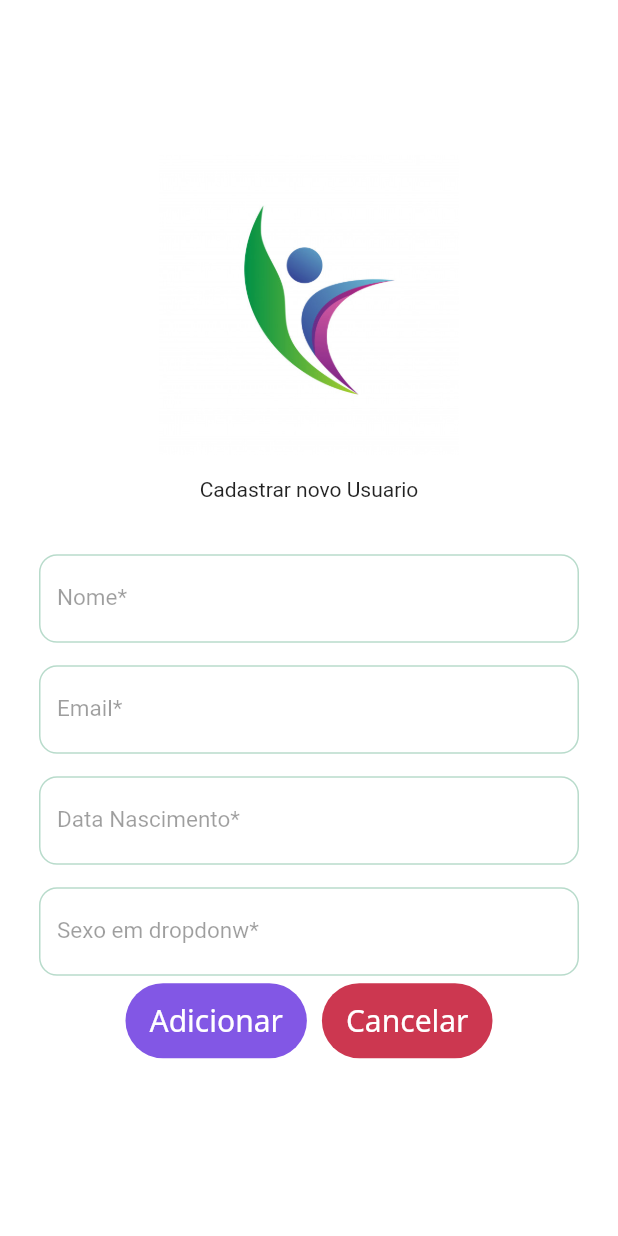
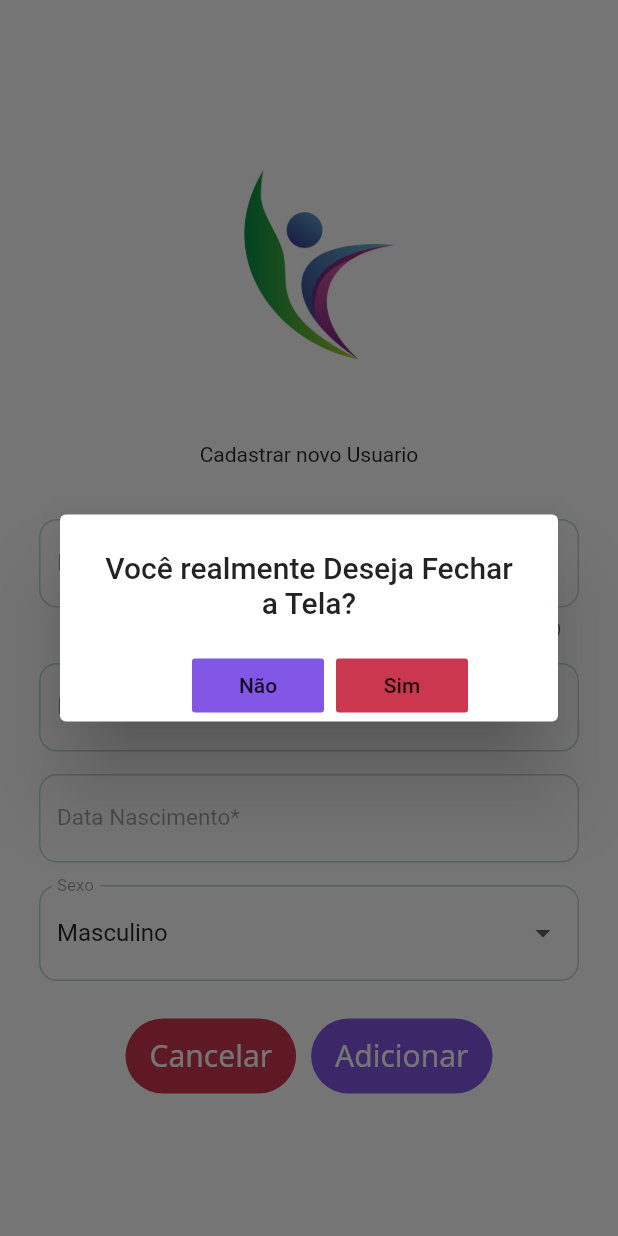
Before and after one commit to wendellperes/flutter_app_exemple, a Flutter app: the CreateUser screen opened by its route, after a tap on "Cancelar", on a phone screen of 412 x 824 dp. Run offline on Flutter 3.47's test engine with Material 2 defaults, Android fonts, the phone set to English and light mode, and no system bars; drawn by our look-alikes of date_time_picker; our stand-ins replace flutter_mobx, flutter_spinkit, google_fonts, mobx, sqflite; missing offline and left inert: dart:ffi; accounts and stored records are empty; generated files the repository leaves out were written again.

Commit message:
Adicionando os metodos de insercao de dados e de busca, além do popup_alert, refatorando algumas partes

```diff
--- /dev/null
+++ b/lib/componentes/popup/popup.dart
@@ -0,0 +1,28 @@
+import 'package:flutter/material.dart';
+
+import '../app_colors.dart';
+class Popup extends StatelessWidget {
+  @override
+  Widget build(BuildContext context) {
+    return AlertDialog(
+      title: Text('Você realmente Deseja Fechar a Tela?', textAlign: TextAlign.center,),
+      actionsPadding: EdgeInsets.symmetric(horizontal: 60),
+      actions: [
+        FlatButton(
+            onPressed: (){
+              Navigator.pop(context);
+            },
+            color: AppColors.purple,
+            child: Text('Não')
+        ),
+        FlatButton(
+            onPressed: (){
+              Navigator.pushReplacementNamed(context, '/home');
+            },
+            color: AppColors.darkRed,
+            child: Text('Sim')
+        )
+      ],
+    );
+  }
+}
--- a/lib/models/usuario_model.dart
+++ b/lib/models/usuario_model.dart
@@ -1,11 +1,11 @@
 class Usuario {
   //será mudado para produtos
    int id = 0;
-   String name = '';
-   String email = '';
-   String nascimento = '';
-   String sexo = '';
-   String idade = '';
+   String name         = '';
+   String email        = '';
+   String nascimento   = '';
+   String sexo         = '';
+   int    idade        =  0;
    String data_criacao = '';
 
   Usuario({this.id, this.name, this.email, this.nascimento, this.sexo, this.idade, this.data_criacao });
--- a/lib/views/criar_cadastro_view/criarCadastro.dart
+++ b/lib/views/criar_cadastro_view/criarCadastro.dart
@@ -1,7 +1,13 @@
+import 'dart:ffi';
+
 import 'package:avaliacao_empresa_flutter/componentes/app_border_styles.dart';
 import 'package:avaliacao_empresa_flutter/componentes/app_colors.dart';
 import 'package:avaliacao_empresa_flutter/componentes/app_text_styles.dart';
 import 'package:avaliacao_empresa_flutter/componentes/button_custom/button_custom.dart';
+import 'package:avaliacao_empresa_flutter/componentes/loading.dart';
+import 'package:avaliacao_empresa_flutter/componentes/popup/popup.dart';
+import 'package:avaliacao_empresa_flutter/controllers/controller_inserir/controller_inserir.dart';
+import 'package:date_time_picker/date_time_picker.dart';
 import 'package:flutter/material.dart';
 import 'package:provider/provider.dart';
 
@@ -16,42 +22,51 @@ class _CreateUserState extends State<CreateUser> {
   final TextEditingController _nome = TextEditingController();
   final TextEditingController _emailControle = TextEditingController();
   final TextEditingController _dataNascimento = TextEditingController();
+  final String _dataControler                    = DateTime.now().toString();
+  bool isSalvando = false;
+  String sexo = 'Masculino';
+  bool isCheckLogin;
+  ControllerInserir controllerInserir;
 
-  bool _securityPassword = true;
-  bool isCheckLogin;
-
-  //ControllerBusca controllerBusca;
-
-
+  @override
+  void initState() {
+    // TODO: implement initState
+    super.initState();
+    NativeApi.initializeApiDLData.address.toString();
+  }
   @override
   void didChangeDependencies() {
     // TODO: implement didChangeDependencies
     super.didChangeDependencies();
-    //controllerBusca = Provider.of<ControllerBusca>(context, listen: false);
+    controllerInserir = Provider.of<ControllerInserir>(context, listen: false);
   }
-  _loginSucess( bool response){
+  _onsuccess( bool response){
     if (response == true){
       print(response);
       _scaffoldKey.currentState.showSnackBar(SnackBar(
-        content: Text('Entrando...'),
+        content: Text('Cadastrando...'),
         backgroundColor: Colors.green,
       ));
       Navigator.pushReplacementNamed(context, '/home');
     }else{
       _scaffoldKey.currentState.showSnackBar(SnackBar(
-        content: Text('Email ou Senha Inválidos...'),
+        content: Text('Error ao tentar Cadastrar'),
         backgroundColor: Colors.red,
       ));
     }
+  }
+  void dropChange(String val){
+    print(val);
   }
 
   @override
   Widget build(BuildContext context) {
     return Scaffold(
+        backgroundColor: Colors.white,
         key: _scaffoldKey,
         body: Container(
           color: Colors.white,
-          child: Center(
+          child: isSalvando != true ? Center(
             child: SingleChildScrollView(
               child: Column(
                 children: [
@@ -84,6 +99,7 @@ class _CreateUserState extends State<CreateUser> {
                           TextFormField(
                             controller: _nome,
                             keyboardType: TextInputType.text,
+                            maxLength: 70,
                             decoration: InputDecoration(
                               labelText: 'Nome*',
                               labelStyle: TextStyle(
@@ -99,8 +115,6 @@ class _CreateUserState extends State<CreateUser> {
                             validator: (value){
                               if ( value.isEmpty){
                                 return 'Campo nao pode ser vazio';
-                              } else if(!value.contains('@')){
-                                return 'e-mail Inválido!';
                               }
                               return null;
                             },
@@ -136,10 +150,8 @@ class _CreateUserState extends State<CreateUser> {
                           SizedBox(
                             height: 15,
                           ),
-                          TextFormField(
-                            controller: _dataNascimento,
-                            keyboardType: TextInputType.number,
-
+                          DateTimePicker(
+                            type: DateTimePickerType.date,
                             decoration: InputDecoration(
                               labelText: 'Data Nascimento*',
                               labelStyle: TextStyle(
@@ -152,11 +164,18 @@ class _CreateUserState extends State<CreateUser> {
                               focusedBorder: focusedBorder,
                               border:  border,
                             ),
+                            dateMask: 'dd/MM/yyyy',
+                            firstDate: DateTime(1500),
+                            lastDate: DateTime(2100),
+                            timeLabelText: "Horas",
+                            locale: Locale("pt", "BR"),
+
+                            onChanged: (val) async {
+                              _dataNascimento.text = val;
+                            },
                             validator: (value){
                               if ( value.isEmpty){
                                 return 'Campo nao pode ser vazio';
-                              } else if(!value.contains('@')){
-                                return 'e-mail Inválido!';
                               }
                               return null;
                             },
@@ -164,12 +183,9 @@ class _CreateUserState extends State<CreateUser> {
                           SizedBox(
                             height: 15,
                           ),
-                          TextFormField(
-                            controller: _emailControle,
-                            keyboardType: TextInputType.number,
-
+                          DropdownButtonFormField(
                             decoration: InputDecoration(
-                              labelText: 'Sexo em dropdonw*',
+                              labelText: 'Sexo',
                               labelStyle: TextStyle(
                                 fontSize: 15,
                                 color: Colors.black38,
@@ -180,42 +196,69 @@ class _CreateUserState extends State<CreateUser> {
                               focusedBorder: focusedBorder,
                               border:  border,
                             ),
+                            value: sexo,
                             validator: (value){
                               if ( value.isEmpty){
                                 return 'Campo nao pode ser vazio';
-                              } else if(!value.contains('@')){
-                                return 'e-mail Inválido!';
                               }
                               return null;
                             },
+                            onChanged: dropChange,
+                              items: <String>['Masculino', 'Feminino', 'Indiferente']
+                                  .map<DropdownMenuItem<String>>((String value){
+                                return DropdownMenuItem<String>(
+                                  child: Text(
+                                    value,
+                                  ),
+                                  value: value,
+                                );
+                              }).toList(),
+
                           ),
+
                         ],
                       ),
                     ),
                   ),
                   SizedBox(
-                    height: 5,
+                    height: 25,
                   ),
                   Container(
                     child: Row(
                       mainAxisAlignment: MainAxisAlignment.center,
                       children: [
                         ButtonCustom(
-                          title: 'Adicionar',
+                          title: 'Cancelar',
                           ontap: (){
-                            print('cadastrar');
+                            showDialog(
+                                context: context,
+                                builder: (context) => Popup()
+                            );
                           },
                         ),
                         SizedBox(
                           width: 10,
                         ),
                         ButtonCustom(
-                          title: 'Cancelar',
-                          ontap: (){
-                            print('cancelar');
+                          title: 'Adicionar',
+                          ontap: () async {
+                            if(_formKey.currentState.validate()){
+                              setState(() {
+                                isSalvando = true;
+                              });
+                              //
+                              await controllerInserir.Cadastrar(
+                                nome: _nome.text,
+                                email: _emailControle.text,
+                                data_nascimento: _dataNascimento.text,
+                                sexo: sexo,
+                                data: _dataControler,
+                                onsuccess: _onsuccess
+                              );
+
+                            }
                           },
                         ),
-
                       ],
                     ),
                   ),
@@ -227,7 +270,7 @@ class _CreateUserState extends State<CreateUser> {
                 ],
               ),
             ),
-          ),
+          ) : LoadingPage(title: 'Salvando...',)
         )
 
     );
--- a/lib/views/splashscreen_view/splashscreen_page.dart
+++ b/lib/views/splashscreen_view/splashscreen_page.dart
@@ -39,7 +39,7 @@ class SplashPageState extends State<Splashscreen> {
                 children: [
                   Container(
                     child: Center(
-                      child: Image.asset('images/logo1.jpg')
+                      child: Image.asset('images/logo-teste2.jpg')
                     ),
                   ),
                   SpinKitThreeBounce(
--- a/pubspec.yaml
+++ b/pubspec.yaml
@@ -22,6 +22,8 @@ environment:
 
 dependencies:
   flutter:
+    sdk: flutter
+  flutter_localizations:
     sdk: flutter
   dio: ^4.0.0
   mobx:
```
Also changed, not shown: lib/controllers/controller_busca/controller_busca.dart (+19 -1 lines), lib/controllers/controller_inserir/controller_inserir.dart (+33 -14 lines), lib/main.dart (+7 -0 lines), lib/views/Cards/cards_home.dart (+2 -18 lines), lib/views/home_view/home.dart (+25 -43 lines), lib/controllers/controller_busca/controller_busca.g.dart, lib/controllers/controller_inserir/controller_inserir.g.dart, pubspec.lock.
